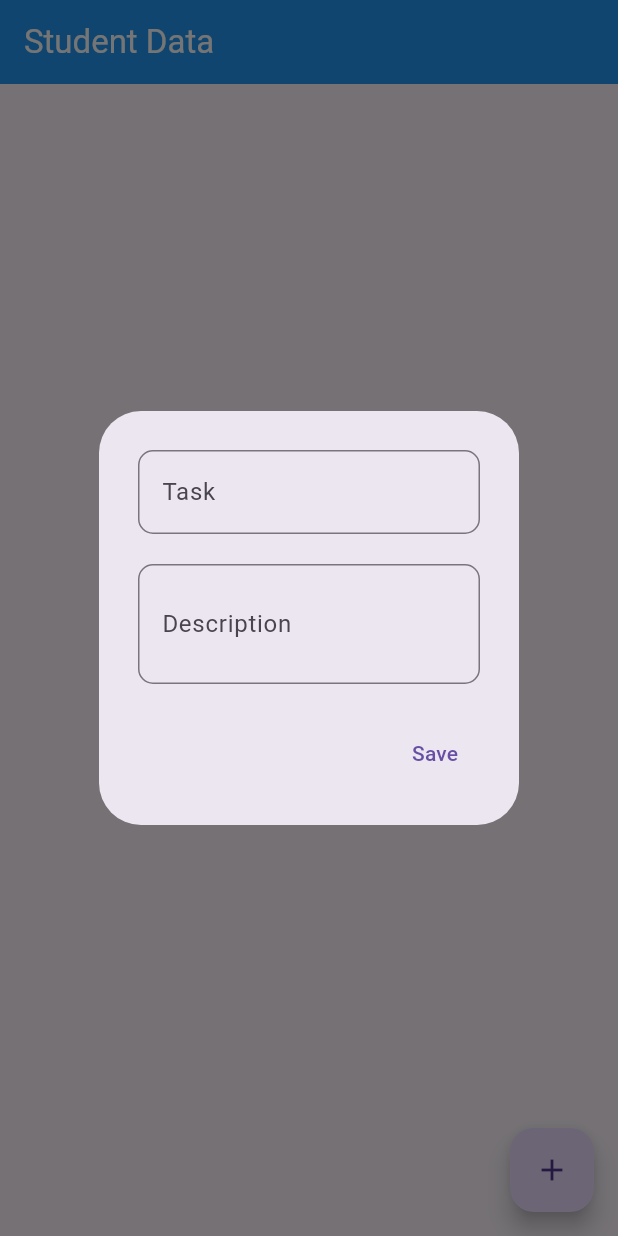
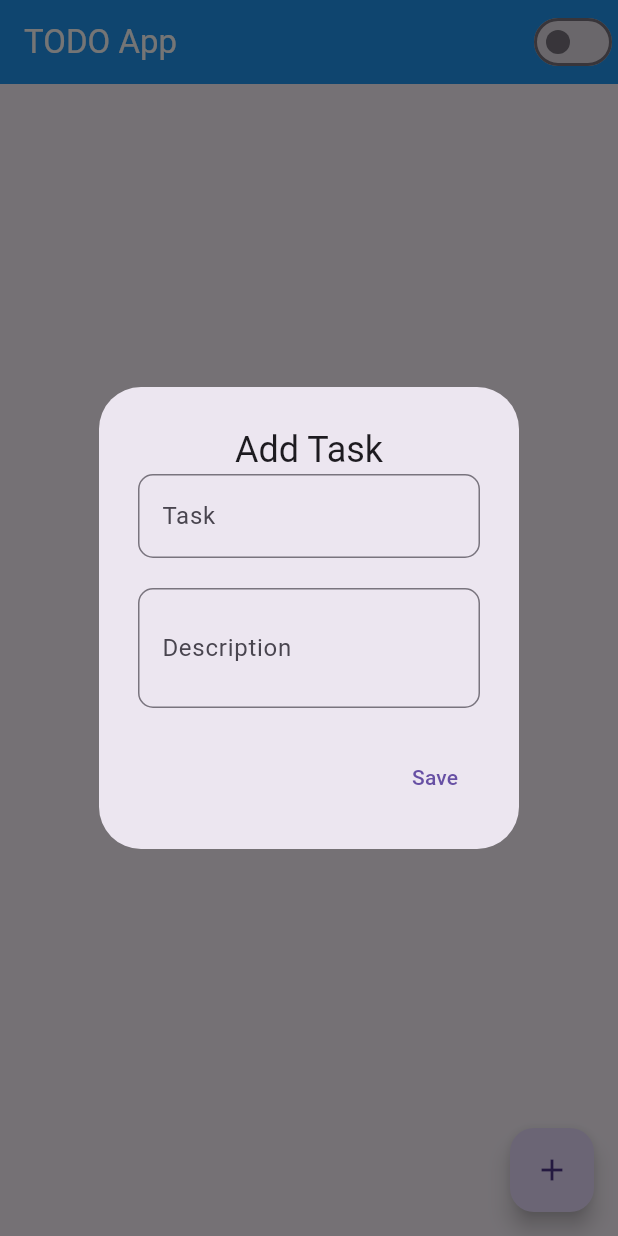
Before and after one commit to Avesh6754/provider_crud_app, a Flutter app: the screen it shows after launch, after a tap on the "add" icon, on a phone screen of 412 x 824 dp. Run offline on Flutter 3.47's test engine with Material 3 defaults, Android fonts, the phone set to English and light mode, and no system bars.

Commit message:
09-10-2024

```diff
--- a/lib/main.dart
+++ b/lib/main.dart
@@ -1,6 +1,7 @@
 import 'package:flutter/material.dart';
 import 'package:provider/provider.dart';
 import 'package:provider_crud_app/provider/homeprovider.dart';
+import 'package:provider_crud_app/provider/themeprovider.dart';
 import 'package:provider_crud_app/view/home_page.dart';
 
 void main()
@@ -13,10 +14,18 @@
 
   @override
   Widget build(BuildContext context) {
-    return ChangeNotifierProvider(
-      create: (context) => HomeProvider(),
-      child: MaterialApp(
+
+    return MultiProvider(
+      providers: [
+        ChangeNotifierProvider(create: (context) => HomeProvider(),),
+        ChangeNotifierProvider(create: (context) => ThemeProvider(),),
+      ],
+
+      builder: (context, child) => MaterialApp(
         debugShowCheckedModeBanner: false,
+        theme: ThemeData.light(),
+        darkTheme: ThemeData.dark(),
+        themeMode: (Provider.of<ThemeProvider>(context).isDark)?ThemeMode.dark:ThemeMode.light,
         home: HomePage(),
       ),
     );
--- /dev/null
+++ b/lib/provider/themeprovider.dart
@@ -0,0 +1,11 @@
+import 'package:flutter/cupertino.dart';
+
+class ThemeProvider extends ChangeNotifier
+{
+  bool isDark=false;
+  void themeChange()
+  {
+    isDark=!isDark;
+    notifyListeners();
+  }
+}
--- a/lib/view/component/aletdialod.dart
+++ /dev/null
@@ -1,69 +0,0 @@
-import 'package:flutter/material.dart';
-
-import '../../provider/homeprovider.dart';
-import '../../utils/global.dart';
-
-Future<dynamic> alertdialog(BuildContext context, GlobalKey<FormState> formkey, HomeProvider providerfalse) {
-  return showDialog(
-    context: context,
-    builder: (context) => AlertDialog(
-      title: Padding(
-        padding: const EdgeInsets.all(2),
-        child: Form(
-          key: formkey,
-          child: Column(
-            children: [
-              TextFormField(
-                validator: (value) {
-                  return value!.isEmpty?"This deatils is mandatory":null;
-                },
-                controller: txtname,
-                decoration: InputDecoration(
-
-                    label: Text('Task'),
-                    border: OutlineInputBorder(
-                        borderRadius: BorderRadius.circular(10),
-                        borderSide:
-                        BorderSide(color: Colors.blue, width: 2))),
-              ),
-              SizedBox(
-                height: 20,
-              ),
-              TextFormField(
-                validator: (value) {
-                  return value!.isEmpty?"This deatils is mandatory":null;
-                },
-                controller: txtid,
-                maxLines: 2,
-                decoration: InputDecoration(
-                    label: Text('Description'),
-                    border: OutlineInputBorder(
-                        borderRadius: BorderRadius.circular(10),
-                        borderSide:
-                        BorderSide(color: Colors.blue, width: 2))),
-              ),
-            ],
-          ),
-        ),
-      ),
-      actions: [
-        TextButton(
-            onPressed: () {
-              if(formkey.currentState!.validate())
-              {
-                Navigator.of(context).pop();
-                providerfalse.addstudent(
-                    txtid!.text, txtname!.text, DateTime.now());
-                txtname.clear();
-                txtid.clear();
-                ScaffoldMessenger.of(context).showSnackBar(SnackBar(
-                  content: Text('Task Save'),
-                  duration: Duration(seconds: 2),
-                ));
-              }
-            },
-            child: Text('Save'))
-      ],
-    ),
-  );
-}
--- a/lib/view/home_page.dart
+++ b/lib/view/home_page.dart
@@ -1,9 +1,8 @@
 import 'package:flutter/material.dart';
 import 'package:provider/provider.dart';
 import 'package:provider_crud_app/provider/homeprovider.dart';
+import 'package:provider_crud_app/provider/themeprovider.dart';
 import 'package:provider_crud_app/utils/global.dart';
-
-import 'component/aletdialod.dart';
 
 class HomePage extends StatelessWidget {
   const HomePage({super.key});
@@ -15,26 +14,37 @@
         Provider.of<HomeProvider>(context, listen: true);
     HomeProvider providerfalse =
         Provider.of<HomeProvider>(context, listen: false);
+
+    ThemeProvider themeProvider=Provider.of<ThemeProvider>(context,listen: true);
+    ThemeProvider themeProviderfales=Provider.of<ThemeProvider>(context,listen: false);
     return Scaffold(
       appBar: AppBar(
         backgroundColor: Colors.blue,
-        title: Text(
-          'Student Data',
+        title: const Text(
+          'TODO App',
           style: TextStyle(color: Colors.white),
         ),
+        actions: [
+          Switch(value:themeProvider.isDark , onChanged: (value) {
+themeProviderfales.themeChange();
+          },)
+        ],
       ),
-      body: Column(
+      body: SingleChildScrollView(
+        child: Column(
           children: [
+            const SizedBox(
+              height: 5,
+            ),
             ...List.generate(
               providertrue.studentdata.length,
-                  (index) =>
-                  Card(
+              (index) => Card(
                 child: ListTile(
-                      leading: Text('${index + 1}'),
+                  leading:
+                      CircleAvatar(radius: 20, child: Text('${index + 1}')),
                   title: Text('${providertrue.studentdata[index].name}'),
                   subtitle: Text(
-                          '${providertrue.studentdata[index].id}\n${providertrue
-                              .studentdata[index].dateTime}'),
+                      '${providertrue.studentdata[index].id}\n${providertrue.studentdata[index].dateTime}'),
                   trailing: Container(
                     width: 100,
                     child: Row(
@@ -42,54 +52,55 @@
                       children: [
                         IconButton(
                             onPressed: () {
-                                  txtid.text =
-                                      providertrue.studentdata[index].id;
+                              txtid.text = providertrue.studentdata[index].id;
                               txtname.text =
                                   providertrue.studentdata[index].name;
                               showDialog(
                                 context: context,
-                                      builder: (context) =>
-                                          AlertDialog(
+                                builder: (context) => AlertDialog(
                                   title: Padding(
                                     padding: const EdgeInsets.all(2),
                                     child: Form(
                                       key: formkey,
                                       child: Column(
                                         children: [
+                                          const Text(
+                                            'Update Task',
+                                            style: TextStyle(
+                                                fontWeight: FontWeight.bold),
+                                          ),
+                                          const SizedBox(
+                                            height: 20,
+                                          ),
                                           TextFormField(
                                             controller: txtname,
                                             decoration: InputDecoration(
                                               label: Text('Task'),
                                               border: OutlineInputBorder(
                                                 borderRadius:
-                                                              BorderRadius
-                                                                  .circular(
-                                                                  10),
-                                                              borderSide:
-                                                              BorderSide(
-                                                                  color: Colors
-                                                                      .blue,
-                                                                  width: 2))),
+                                                    BorderRadius.circular(10),
+                                                borderSide: const BorderSide(
+                                                    color: Colors.blue,
+                                                    width: 2),
                                               ),
-                                                    SizedBox(
+                                            ),
+                                          ),
+                                          const SizedBox(
                                             height: 20,
                                           ),
                                           TextField(
                                             controller: txtid,
                                             maxLines: 2,
                                             decoration: InputDecoration(
-                                                          label:
-                                                          Text('Description'),
+                                              label: const Text('Description'),
                                               border: OutlineInputBorder(
                                                 borderRadius:
-                                                              BorderRadius
-                                                                  .circular(
-                                                                  10),
-                                                              borderSide:
-                                                              BorderSide(
-                                                                  color: Colors
-                                                                      .blue,
-                                                                  width: 2))),
+                                                    BorderRadius.circular(10),
+                                                borderSide: const BorderSide(
+                                                    color: Colors.blue,
+                                                    width: 2),
+                                              ),
+                                            ),
                                           ),
                                         ],
                                       ),
@@ -100,29 +111,25 @@
                                         onPressed: () {
                                           if (formkey.currentState!
                                               .validate()) {
-                                                      Navigator.of(context)
-                                                          .pop();
-                                                      providerfalse
-                                                          .updatestudent(
+                                            Navigator.of(context).pop();
+                                            providerfalse.updatestudent(
                                                 txtid!.text,
                                                 txtname!.text,
                                                 DateTime.now(),
                                                 index);
-                                                      ScaffoldMessenger.of(
-                                                          context)
+                                            ScaffoldMessenger.of(context)
                                                 .showSnackBar(
-                                                          SnackBar(
-                                                            content:
-                                                            Text('Update Save'),
-                                                            duration:
-                                                            Duration(
-                                                                seconds: 2),
-                                                          ));
+                                              const SnackBar(
+                                                content: Text('Update Save'),
+                                                duration: Duration(seconds: 2),
+                                              ),
+                                            );
                                           }
                                         },
                                         child: Text('Save'))
                                   ],
-                                          ));
+                                ),
+                              );
                             },
                             icon: Icon(Icons.edit)),
                         IconButton(
@@ -134,12 +141,84 @@
                     ),
                   ),
                 ),
-                  )),
+              ),
+            ),
           ],
+        ),
       ),
       floatingActionButton: FloatingActionButton(
         onPressed: () {
-          alertdialog(context, formkey, providerfalse);
+          showDialog(
+            context: context,
+            builder: (context) => AlertDialog(
+              title: Padding(
+                padding: const EdgeInsets.all(2),
+                child: Form(
+                  key: formkey,
+                  child: Column(
+                    children: [
+                      Text('Add Task'),
+                      TextFormField(
+                        validator: (value) {
+                          return value!.isEmpty
+                              ? "This deatils is mandatory"
+                              : null;
+                        },
+                        controller: txtname,
+                        decoration: InputDecoration(
+                            label: Text('Task'),
+                            border: OutlineInputBorder(
+                                borderRadius: BorderRadius.circular(10),
+                                borderSide: const BorderSide(
+                                    color: Colors.blue, width: 2))),
+                      ),
+                      const SizedBox(
+                        height: 20,
+                      ),
+                      TextFormField(
+                        validator: (value) {
+                          return value!.isEmpty
+                              ? "This deatils is mandatory"
+                              : null;
+                        },
+                        controller: txtid,
+                        maxLines: 2,
+                        decoration: InputDecoration(
+                          label: Text('Description'),
+                          border: OutlineInputBorder(
+                            borderRadius: BorderRadius.circular(10),
+                            borderSide:
+                                BorderSide(color: Colors.blue, width: 2),
+                          ),
+                        ),
+                      ),
+                    ],
+                  ),
+                ),
+              ),
+              actions: [
+                TextButton(
+                    onPressed: () {
+                      if (formkey.currentState!.validate()) {
+                        Navigator.of(context).pop();
+                        providerfalse.addstudent(
+                          txtid!.text,
+                          txtname!.text,
+                          DateTime.now(),
+                        );
+                        txtname.clear();
+                        txtid.clear();
+                        ScaffoldMessenger.of(context)
+                            .showSnackBar(const SnackBar(
+                          content: Text('Task Save'),
+                          duration: Duration(seconds: 2),
+                        ));
+                      }
+                    },
+                    child: Text('Save'))
+              ],
+            ),
+          );
         },
         child: Icon(Icons.add),
       ),
```
Lines whose indentation alone changed are shown as unchanged.
